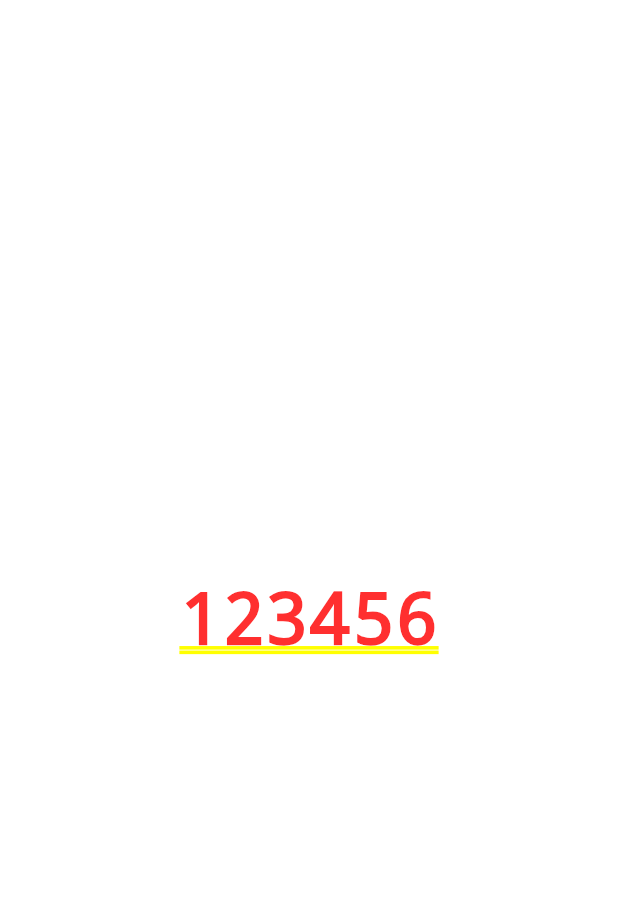
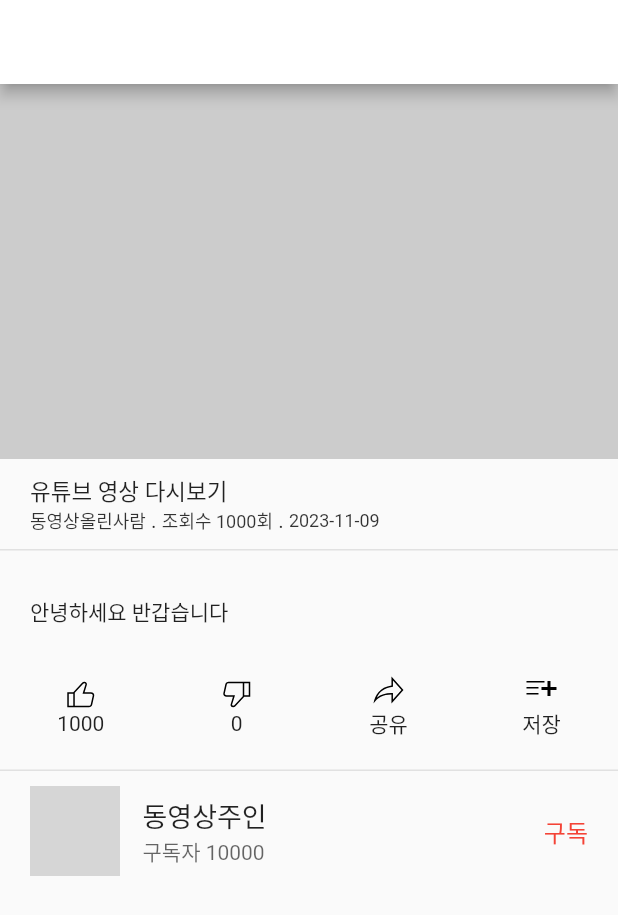
Before and after one commit to dragon5354/flutter_youtube_d5354, a Flutter app: the screen it shows after launch, after a tap on "유튜브 동영상 다시 보기유튜브 동영상 다시 보기유튜브 동영상 다시 보기유", on a phone screen of 412 x 824 dp. Shown: the top 915 px of the screen. Run offline on Flutter 3.47's test engine with Material 2 defaults, Android fonts, the phone set to English and light mode, and no system bars; our stand-ins replace flutter_svg, get, youtube_player_flutter; network calls fail; grey boxes are pictures that could not be loaded.

Commit message:
detail 페이지 view

```diff
--- a/lib/src/components/youtube_detail.dart
+++ b/lib/src/components/youtube_detail.dart
@@ -1,14 +1,157 @@
 import 'package:flutter/cupertino.dart';
+import 'package:flutter/material.dart';
+import 'package:flutter_svg/flutter_svg.dart';
 import 'package:get/get.dart';
 
 class YoutubeDetail extends StatelessWidget {
   const YoutubeDetail({super.key});
 
+  Widget _titleZone() {
+    return Container(
+      padding: const EdgeInsets.symmetric(vertical: 10, horizontal: 20),
+      child: Column(
+        crossAxisAlignment: CrossAxisAlignment.stretch,
+        children: [
+          Text(
+            "유튜브 영상 다시보기",
+            style: TextStyle(fontSize: 15),
+          ),
+          Row(
+            children: [
+              Text(
+                "동영상올린사람",
+                style: TextStyle(
+                    fontSize: 12, color: Colors.black.withOpacity(0.8)),
+              ),
+              Text(" . "),
+              Text(
+                "조회수 1000회",
+                style: TextStyle(
+                    fontSize: 12, color: Colors.black.withOpacity(0.8)),
+              ),
+              Text(" . "),
+              Text(
+                "2023-11-09",
+                style: TextStyle(
+                    fontSize: 12, color: Colors.black.withOpacity(0.8)),
+              )
+            ],
+          ),
+        ],
+      ),
+    );
+  }
+
+  Widget _buttonOne(String iconPath, String text) {
+    return Column(
+      children: [
+        SvgPicture.asset("assets/svg/icons/$iconPath.svg"),
+        Text(text),
+      ],
+    );
+  }
+
+  Widget _buttonZone() {
+    return Row(
+      mainAxisAlignment: MainAxisAlignment.spaceAround,
+      children: [
+        _buttonOne("like", "1000"),
+        _buttonOne("dislike", "0"),
+        _buttonOne("share", "공유"),
+        _buttonOne("save", "저장"),
+      ],
+    );
+  }
+
+  Widget _descriptionZone() {
+    return Padding(
+      padding: const EdgeInsets.symmetric(horizontal: 20, vertical: 30),
+      child: Text(
+        "안녕하세요 반갑습니다",
+        style: TextStyle(fontSize: 14),
+      ),
+    );
+  }
+
+  Widget get line => Container(
+        height: 1,
+        color: Colors.black.withOpacity(0.1),
+      );
+
+  Widget _ownerZone() {
+    return Container(
+      padding: EdgeInsets.symmetric(vertical: 10, horizontal: 20),
+      child: Row(
+        children: [
+          CircleAvatar(
+            radius: 30,
+            backgroundColor: Colors.grey.withOpacity(0.5),
+            backgroundImage: Image.network(
+                    "https://icon-library.com/images/guest-icon-png/guest-icon-png-6.jpg")
+                .image,
+          ),
+          SizedBox(width: 15,),
+          Expanded(
+            child: Column(
+              crossAxisAlignment: CrossAxisAlignment.stretch,
+              children: [
+                Text(
+                  "동영상주인",
+                  style: TextStyle(fontSize: 18),
+                ),
+                Text(
+                  "구독자 10000",
+                  style: TextStyle(
+                      fontSize: 14, color: Colors.black.withOpacity(0.6)),
+                )
+              ],
+            ),
+          ),
+          GestureDetector(
+            child: Text(
+              "구독",
+              style: TextStyle(color: Colors.red, fontSize: 16),
+            ),
+          )
+        ],
+      ),
+    );
+  }
+
+  // 동영상 아래 내용 들어갈 부분
+  Widget _description() {
+    return SingleChildScrollView(
+      child: Column(
+        crossAxisAlignment: CrossAxisAlignment.stretch,
+        children: [
+          _titleZone(),
+          line,
+          _descriptionZone(),
+          _buttonZone(),
+          SizedBox(
+            height: 20,
+          ),
+          line,
+          _ownerZone(),
+        ],
+      ),
+    );
+  }
+
   @override
   Widget build(BuildContext context) {
-    return Container(
-      child: Center(
-        child: Text(Get.parameters["videoId"]!),
+    return Scaffold(
+      appBar: AppBar(),
+      body: Column(
+        children: [
+          Container(
+            height: 250,
+            color: Colors.grey.withOpacity(0.5),
+          ),
+          Expanded(
+            child: _description(),
+          )
+        ],
       ),
     );
   }
```
